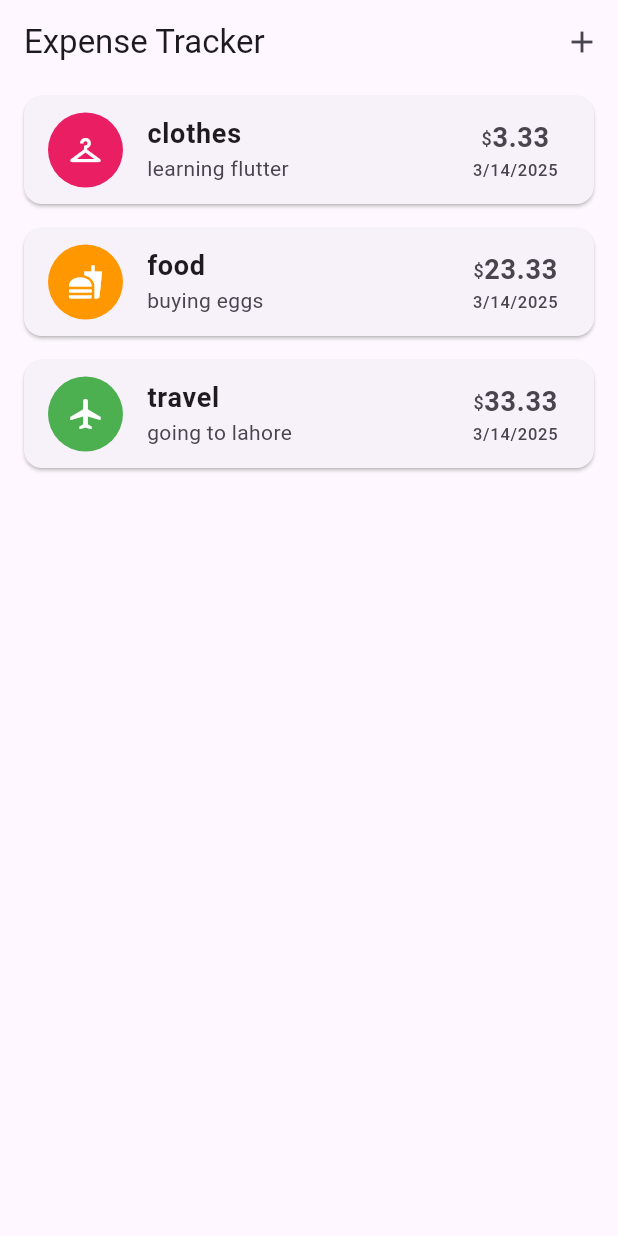
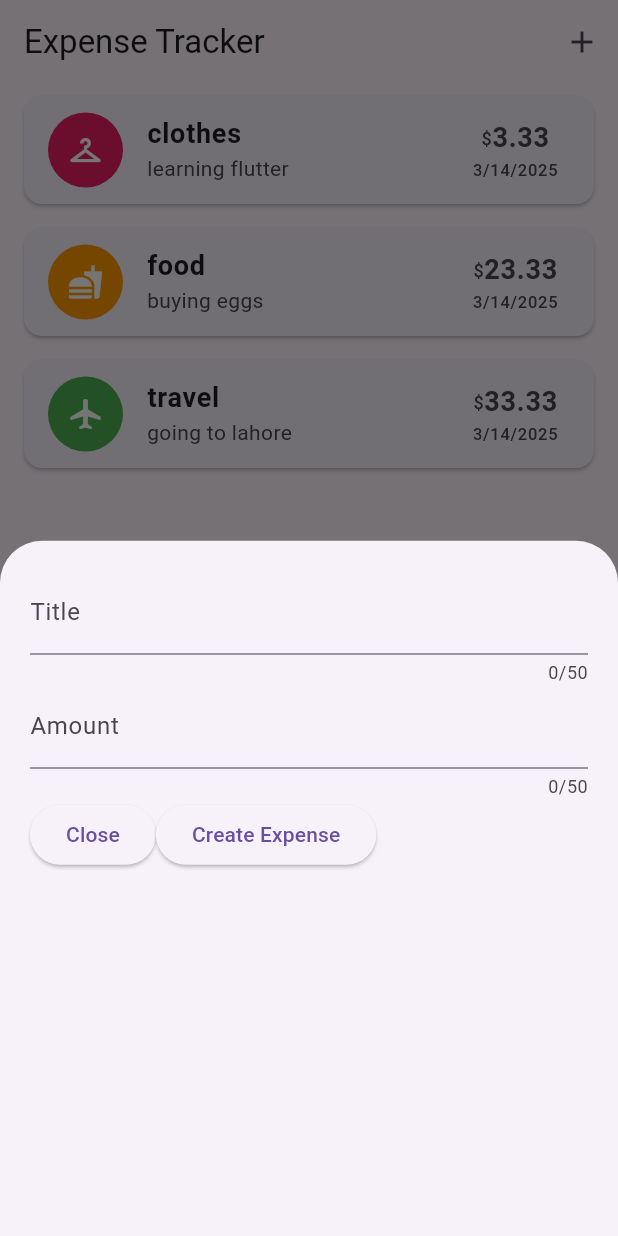
Before and after one commit to SaadatAliKlasra/expense_tracker_flutter, a Flutter app: the screen it shows after launch, after a tap on the "add" icon, on a phone screen of 412 x 824 dp. Run offline on Flutter 3.47's test engine with Material 3 defaults, Android fonts, the light colour scheme and no system bars.

Commit message:
added new expense component

```diff
--- a/lib/expense_screen.dart
+++ b/lib/expense_screen.dart
@@ -1,6 +1,7 @@
 import 'package:flutter/material.dart';
 import 'package:learning/expense_list.dart';
 import 'package:learning/models/expense.dart';
+import 'package:learning/new_expense.dart';
 
 class ExpenseScreen extends StatefulWidget {
   const ExpenseScreen({super.key});
@@ -30,6 +31,7 @@ class _ExpenseScreenState extends State<ExpenseScreen> {
       category: ExpenseCategory.travel,
     ),
   ];
+
   @override
   Widget build(BuildContext context) {
     return Scaffold(
@@ -37,7 +39,7 @@ class _ExpenseScreenState extends State<ExpenseScreen> {
         title: const Text("Expense Tracker"),
         actions: [
           IconButton(
-            onPressed: () {},
+            onPressed: _openAddExpenseOverlay,
             icon: const Icon(Icons.add),
           ),
         ],
@@ -47,4 +49,11 @@ class _ExpenseScreenState extends State<ExpenseScreen> {
       ),
     );
   }
+
+  void _openAddExpenseOverlay() {
+    showModalBottomSheet(
+      context: context,
+      builder: (ctx) => const NewExpense(),
+    );
+  }
 }
--- /dev/null
+++ b/lib/new_expense.dart
@@ -0,0 +1,60 @@
+import 'package:flutter/material.dart';
+
+class NewExpense extends StatefulWidget {
+  const NewExpense({super.key});
+
+  @override
+  State<NewExpense> createState() => _NewExpenseState();
+}
+
+class _NewExpenseState extends State<NewExpense> {
+  final _titleInputController = TextEditingController();
+  final _amountInputController = TextEditingController();
+
+  @override
+  Widget build(BuildContext context) {
+    return Padding(
+      padding: const EdgeInsets.all(20),
+      child: Column(
+        children: [
+          TextField(
+            maxLength: 50,
+            controller: _titleInputController,
+            decoration: const InputDecoration(
+              label: Text("Title"),
+            ),
+          ),
+          TextField(
+            maxLength: 50,
+            controller: _amountInputController,
+            keyboardType: TextInputType.number,
+            decoration: const InputDecoration(
+              label: Text("Amount"),
+            ),
+          ),
+          Row(
+            children: [
+              ElevatedButton(
+                onPressed: () {},
+                child: const Text("Close"),
+              ),
+              ElevatedButton(
+                  onPressed: () {
+                    print(_titleInputController.text);
+                    print(_amountInputController.text);
+                  },
+                  child: const Text("Create Expense"))
+            ],
+          )
+        ],
+      ),
+    );
+  }
+
+  @override
+  void dispose() {
+    // manage your controllers here
+    _titleInputController.dispose();
+    super.dispose();
+  }
+}
```
Also changed, not shown: pubspec.lock, 1 other file.
